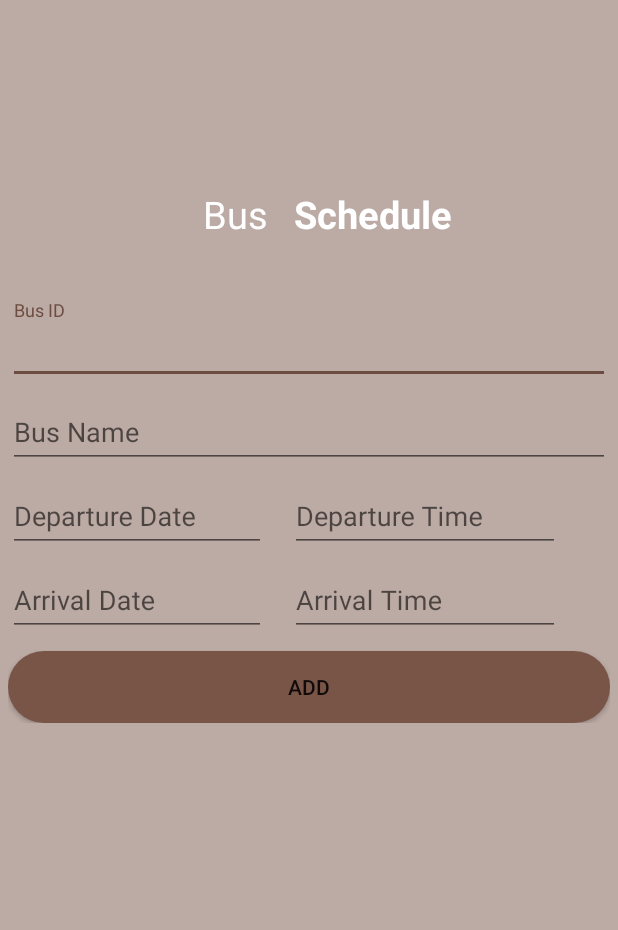
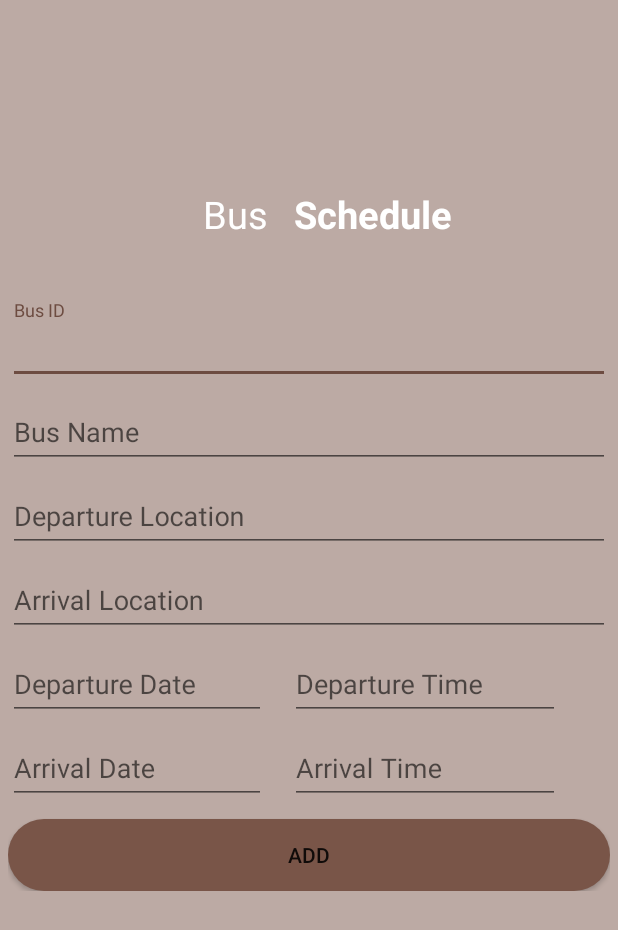
Before and after one commit to Farhandroid/BusManagementSystem_DBChanged, an Android app: the AddBusScheDuleActivity screen opened directly, with no data from a screen before it, after a tap on "ADD", on a phone screen of 412 x 824 dp. Shown: the top 930 px of the screen. Run offline under Robolectric (Android 15) with nearby library versions, the phone set to English and light mode, and no system bars.

Commit message:
Add schedule Some change madde

```diff
--- a/app/src/main/java/tanvir/busmanagementsystem/AddBusScheDuleActivity.java
+++ b/app/src/main/java/tanvir/busmanagementsystem/AddBusScheDuleActivity.java
@@ -3,6 +3,7 @@ package tanvir.busmanagementsystem;
 import android.app.DatePickerDialog;
 import android.app.TimePickerDialog;
 import android.content.Intent;
+import android.content.res.Resources;
 import android.database.Cursor;
 import android.support.v7.app.AppCompatActivity;
 import android.os.Bundle;
@@ -16,6 +17,7 @@ import android.widget.Toast;
 
 import java.util.ArrayList;
 import java.util.Calendar;
+import java.util.Collections;
 
 import tanvir.busmanagementsystem.Database.DatabaseHelper;
 import tanvir.busmanagementsystem.Database.TableAttribute;
@@ -24,7 +26,7 @@ import tanvir.busmanagementsystem.MOdelClass.BusScheduleInfoMC;
 public class AddBusScheDuleActivity extends AppCompatActivity {
 
     EditText departureDateET , departureTimeET , arrivalDateET , arrivalTimeET ;
-    AutoCompleteTextView busIdET , busNameET;
+    AutoCompleteTextView busIdET , busNameET ,departureLocationET ,arrivalLocationET;
     DatabaseHelper databaseHelper;
 
     @Override
@@ -40,6 +42,8 @@ public class AddBusScheDuleActivity extends AppCompatActivity {
         arrivalTimeET= (EditText) findViewById(R.id.arrivalTimeET);
         busNameET= (AutoCompleteTextView) findViewById(R.id.busNameETSQ);
         busIdET= (AutoCompleteTextView) findViewById(R.id.busIdETSQ);
+        departureLocationET = (AutoCompleteTextView) findViewById(R.id.departureLocationSC);
+       arrivalLocationET = (AutoCompleteTextView) findViewById(R.id.arrivalLocationSC);
 
         setAutoComplete();
     }
@@ -137,6 +141,16 @@ public class AddBusScheDuleActivity extends AppCompatActivity {
         ArrayAdapter<String> adapter2 = new ArrayAdapter<String>(this,android.R.layout.simple_list_item_1,busIdArrayList);
         busIdET.setAdapter(adapter2);
 
+        ArrayList<String> countryNameArrayList = new ArrayList<String>();
+        Resources res = getResources();
+        Collections.addAll(countryNameArrayList, res.getStringArray(R.array.country_array));
+
+
+
+        ArrayAdapter<String> adapter3 = new ArrayAdapter<String>(this,android.R.layout.simple_list_item_1,countryNameArrayList);
+        departureLocationET.setAdapter(adapter3);
+        arrivalLocationET.setAdapter(adapter3);
+
 
     }
 
@@ -148,8 +162,10 @@ public class AddBusScheDuleActivity extends AppCompatActivity {
         String departureTime = departureTimeET.getText().toString();
         String arrivalDate = arrivalDateET.getText().toString();
         String arrivalTime = arrivalTimeET.getText().toString();
+        String departureLocation = departureLocationET.getText().toString();
+        String arrivalLocation = arrivalLocationET.getText().toString();
 
-        BusScheduleInfoMC busScheduleInfoMC = new BusScheduleInfoMC(busId,busName,departureDate,departureTime,arrivalDate,arrivalTime);
+        BusScheduleInfoMC busScheduleInfoMC = new BusScheduleInfoMC(busId,busName,departureLocation,arrivalLocation,departureDate,departureTime,arrivalDate,arrivalTime);
 
         ///Toast.makeText(this, busName+"\n"+busId+"\n"+departureDate+"\n"+departureTime+"\n"+arrivalDate+"\n"+arrivalTime+"\n", Toast.LENGTH_LONG).show();
 
--- a/app/src/main/java/tanvir/busmanagementsystem/Database/DatabaseHelper.java
+++ b/app/src/main/java/tanvir/busmanagementsystem/Database/DatabaseHelper.java
@@ -244,7 +244,7 @@ public class DatabaseHelper extends SQLiteOpenHelper {
 
         if (cursor.getCount()>0)
         {
-            String sql1 = "insert into " + TableAttribute.BUS_SCHEDULE_TABLE + " ( " + TableAttribute.COL_BUS_ID + " , " + TableAttribute.COL_BUS_NAME + " , " + TableAttribute.COL_DEPARTURE_DATE + " , " + TableAttribute.COL_DEPARTUR_TIME + " , " + TableAttribute.COL_ARRIVAL_DATE + " , " + TableAttribute.COL_ARRIVAL_TIME + " ) values( '" + busScheduleInfoMC.getBusID() + "' , '" + busScheduleInfoMC.getBusName() + "' , '" + busScheduleInfoMC.getDepartureDate() + "' , '" + busScheduleInfoMC.getDepartureTime() + "' , '" + busScheduleInfoMC.getArrivalDate() + "' , ' " + busScheduleInfoMC.getArrivaleTime() + "')";
+            String sql1 = "insert into " + TableAttribute.BUS_SCHEDULE_TABLE + " ( " + TableAttribute.COL_BUS_ID + " , " + TableAttribute.COL_BUS_NAME + " , "+ TableAttribute.COL_DEPARTURE_LOCATION + " , "+ TableAttribute.COL_ARRIVAL_LOCATION + " , " + TableAttribute.COL_DEPARTURE_DATE + " , " + TableAttribute.COL_DEPARTUR_TIME + " , " + TableAttribute.COL_ARRIVAL_DATE + " , " + TableAttribute.COL_ARRIVAL_TIME + " ) values( '" + busScheduleInfoMC.getBusID() + "' , '" + busScheduleInfoMC.getBusName()+ "' , '" + busScheduleInfoMC.getDepartureLocation()+ "' , '" + busScheduleInfoMC.getArrivalLocation() + "' , '" + busScheduleInfoMC.getDepartureDate() + "' , '" + busScheduleInfoMC.getDepartureTime() + "' , '" + busScheduleInfoMC.getArrivalDate() + "' , ' " + busScheduleInfoMC.getArrivaleTime() + "')";
             ///try {
                 db.execSQL(sql1);
 
--- a/app/src/main/java/tanvir/busmanagementsystem/Database/TableAttribute.java
+++ b/app/src/main/java/tanvir/busmanagementsystem/Database/TableAttribute.java
@@ -35,6 +35,8 @@ public class TableAttribute {
 
     public static final String BUS_SCHEDULE_TABLE="BusSchedule";
     public static final String COL_SCHEDULE_ID="SchedulePk";
+    public static final String COL_DEPARTURE_LOCATION="DepartureLocation";
+    public static final String COL_ARRIVAL_LOCATION="ArrivalLocation";
     public static final String COL_DEPARTURE_DATE="DepartureDate";
     public static final String COL_DEPARTUR_TIME="DepartureTime";
     public static final String COL_ARRIVAL_DATE="ArrivalDate";
@@ -63,7 +65,7 @@ public class TableAttribute {
         ///String query = "CREATE TABLE IF NOT EXISTS "+ BUS_SCHEDULE_TABLE +" ( "+ COL_SCHEDULE_ID + " INTEGER  primary key autoincrement , "+COL_BUS_ID+" TEXT NOT NULL , " +COL_BUS_NAME + " TEXT NOT NULL,"+COL_DEPARTURE_DATE + " TEXT  NOT NULL , "+COL_DEPARTUR_TIME+" TEXT  NOT NULL , "+COL_ARRIVAL_DATE+" TEXT  NOT NULL , "+COL_DEPARTUR_TIME+ "TEXT  NOT NULL , FOREIGN KEY ( "+COL_BUS_ID+" , " +COL_BUS_NAME +") references "+BUS_TABLE+ " ( "+COL_BUS_ID+" , "+COL_BUS_NAME+ " ) )";
         ///String query = "CREATE TABLE IF NOT EXISTS "+ BUS_SCHEDULE_TABLE +" ( "+ COL_SCHEDULE_ID + " INTEGER primary key autoincrement  , "+COL_BUS_ID+" TEXT NOT NULL , " +COL_BUS_NAME + " TEXT NOT NULL,"+COL_DEPARTURE_DATE + " TEXT  NOT NULL , "+COL_DEPARTUR_TIME+" TEXT  NOT NULL , "+COL_ARRIVAL_DATE+" TEXT  NOT NULL , "+COL_DEPARTUR_TIME+ "TEXT  NOT NULL )";
 
-        String query = "CREATE TABLE IF NOT EXISTS "+ BUS_SCHEDULE_TABLE +" ( "+ COL_SCHEDULE_ID + " INTEGER  primary key autoincrement , "+COL_BUS_ID+" TEXT NOT NULL , " +COL_BUS_NAME + " TEXT NOT NULL,"+COL_DEPARTURE_DATE + " TEXT  NOT NULL , "+COL_DEPARTUR_TIME+" TEXT  NOT NULL , "+COL_ARRIVAL_DATE+" TEXT  NOT NULL , "+COL_ARRIVAL_TIME+ " TEXT  NOT NULL  )";
+        String query = "CREATE TABLE IF NOT EXISTS "+ BUS_SCHEDULE_TABLE +" ( "+ COL_SCHEDULE_ID + " INTEGER  primary key autoincrement , "+COL_BUS_ID+" TEXT NOT NULL , " +COL_BUS_NAME + " TEXT NOT NULL ,"+COL_DEPARTURE_LOCATION+" TEXT NOT NULL , "+COL_ARRIVAL_LOCATION+" TEXT NOT NULL , "+COL_DEPARTURE_DATE + " TEXT  NOT NULL , "+COL_DEPARTUR_TIME+" TEXT  NOT NULL , "+COL_ARRIVAL_DATE+" TEXT  NOT NULL , "+COL_ARRIVAL_TIME+ " TEXT  NOT NULL  )";
         return query;
     }
 
--- a/app/src/main/java/tanvir/busmanagementsystem/MOdelClass/BusScheduleInfoMC.java
+++ b/app/src/main/java/tanvir/busmanagementsystem/MOdelClass/BusScheduleInfoMC.java
@@ -7,12 +7,27 @@ package tanvir.busmanagementsystem.MOdelClass;
 public class BusScheduleInfoMC {
 
     private int busScheduleInfoPK;
+    private String busID;
     private String busName;
-    private String busID;
+
+    private String departureLocation;
+    private String arrivalLocation;
     private String departureDate;
     private String departureTime;
     private String arrivalDate;
     private String arrivaleTime;
+
+    public BusScheduleInfoMC(  String busID,String busName, String departureLocation, String arrivalLocation, String departureDate, String departureTime, String arrivalDate, String arrivaleTime) {
+
+        this.busName = busName;
+        this.busID = busID;
+        this.departureLocation = departureLocation;
+        this.arrivalLocation = arrivalLocation;
+        this.departureDate = departureDate;
+        this.departureTime = departureTime;
+        this.arrivalDate = arrivalDate;
+        this.arrivaleTime = arrivaleTime;
+    }
 
     public int getBusScheduleInfoPK() {
         return busScheduleInfoPK;
@@ -36,6 +51,22 @@ public class BusScheduleInfoMC {
 
     public void setBusID(String busID) {
         this.busID = busID;
+    }
+
+    public String getDepartureLocation() {
+        return departureLocation;
+    }
+
+    public void setDepartureLocation(String departureLocation) {
+        this.departureLocation = departureLocation;
+    }
+
+    public String getArrivalLocation() {
+        return arrivalLocation;
+    }
+
+    public void setArrivalLocation(String arrivalLocation) {
+        this.arrivalLocation = arrivalLocation;
     }
 
     public String getDepartureDate() {
@@ -69,15 +100,4 @@ public class BusScheduleInfoMC {
     public void setArrivaleTime(String arrivaleTime) {
         this.arrivaleTime = arrivaleTime;
     }
-
-
-
-    public BusScheduleInfoMC( String busID, String busName,String departureDate, String departureTime, String arrivalDate, String arrivaleTime) {
-        this.busName = busName;
-        this.busID = busID;
-        this.departureDate = departureDate;
-        this.departureTime = departureTime;
-        this.arrivalDate = arrivalDate;
-        this.arrivaleTime = arrivaleTime;
-    }
 }
--- a/app/src/main/res/layout/activity_add_bus_sche_dule.xml
+++ b/app/src/main/res/layout/activity_add_bus_sche_dule.xml
@@ -78,6 +78,36 @@
                     android:layout_width="match_parent"
                     android:layout_height="wrap_content"
                     android:hint="Bus Name" />
+
+            </android.support.design.widget.TextInputLayout>
+
+            <android.support.design.widget.TextInputLayout
+
+                android:layout_centerHorizontal="true"
+                android:layout_width="match_parent"
+                android:layout_height="wrap_content"
+                >
+
+                <AutoCompleteTextView
+                    android:id="@+id/departureLocationSC"
+                    android:layout_width="match_parent"
+                    android:layout_height="wrap_content"
+                    android:hint="Departure Location" />
+
+            </android.support.design.widget.TextInputLayout>
+
+            <android.support.design.widget.TextInputLayout
+
+                android:layout_centerHorizontal="true"
+                android:layout_width="match_parent"
+                android:layout_height="wrap_content"
+                >
+
+                <AutoCompleteTextView
+                    android:id="@+id/arrivalLocationSC"
+                    android:layout_width="match_parent"
+                    android:layout_height="wrap_content"
+                    android:hint="Arrival Location" />
 
             </android.support.design.widget.TextInputLayout>
 
```
